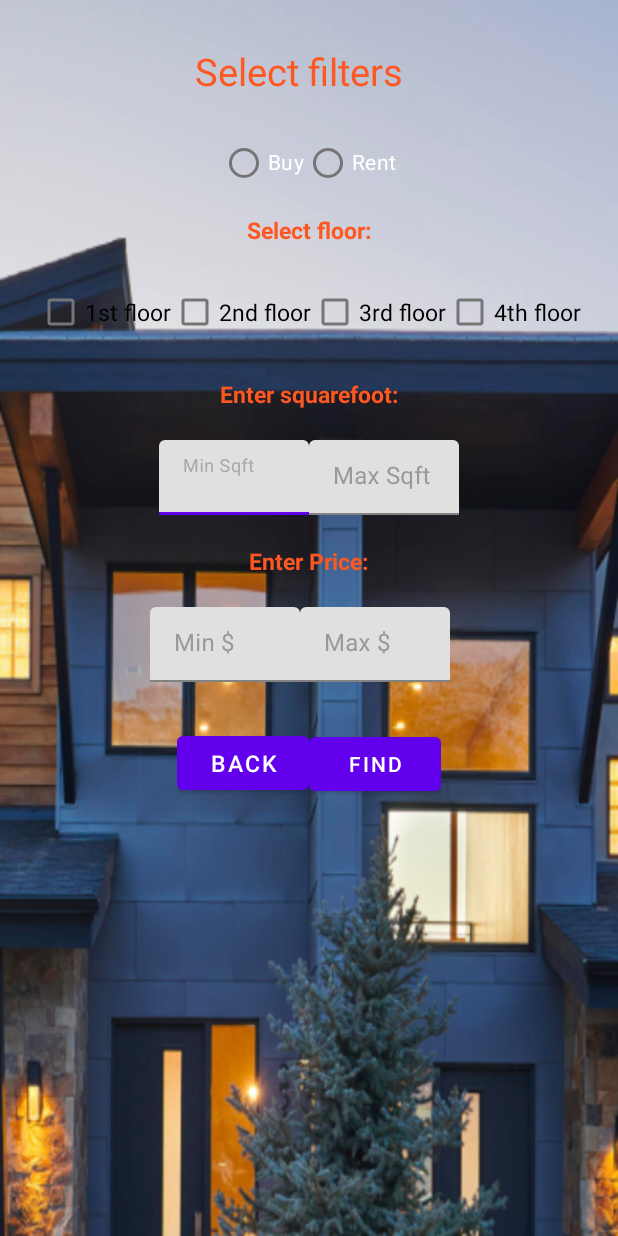
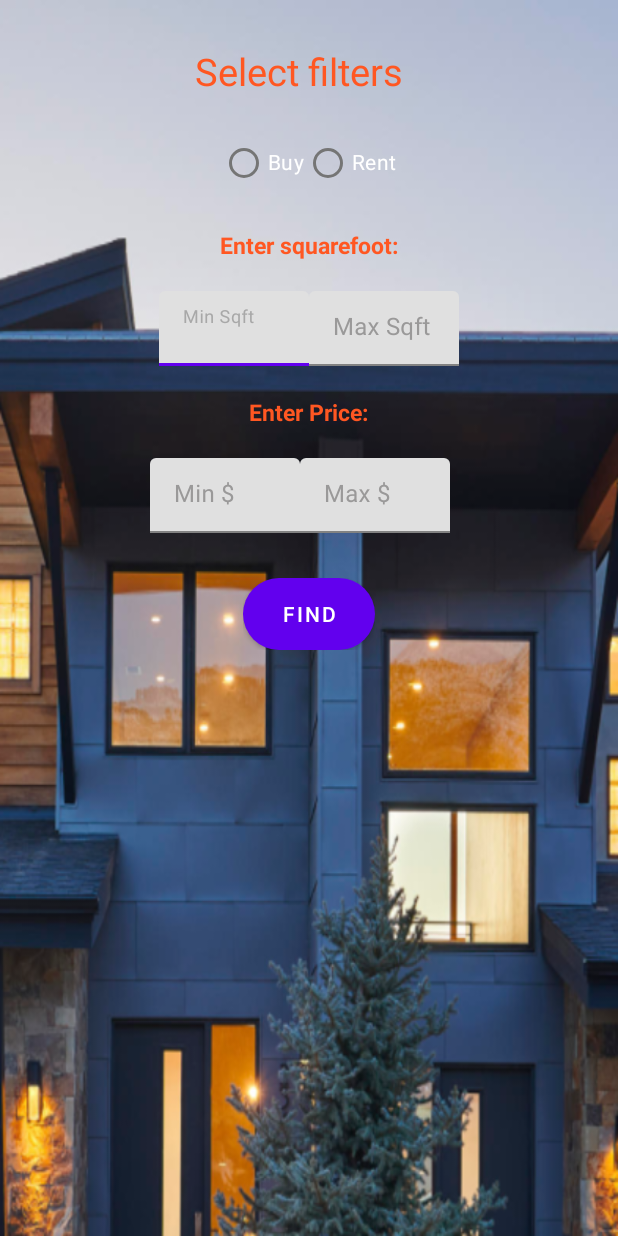
Before and after one commit to ChristosTzikos/RealEstate_FrontEnd, an Android app: the layout fragment_filter.xml on its own in the app's theme, with its tools: preview values and no code run, on a phone screen of 412 x 824 dp. Run offline under Robolectric (Android 15) with nearby library versions, the phone set to English and light mode, and no system bars.

Commit message:
change buttons and filters

```diff
--- a/app/src/main/java/com/example/real_estate/ApiInterface.kt
+++ b/app/src/main/java/com/example/real_estate/ApiInterface.kt
@@ -15,7 +15,7 @@ interface ApiInterface {
         @Query("minPrice") minPrice: Int,
         @Query("maxPrice") maxPrice: Int,
         @Query("sqMin") minArea: Int,
-        @Query("sqMax") maxArea: Int
+        @Query("sqMax") maxArea: Int,
 
     )
             : Call<Test>
--- a/app/src/main/java/com/example/real_estate/FirstFragment.kt
+++ b/app/src/main/java/com/example/real_estate/FirstFragment.kt
@@ -22,6 +22,7 @@ class FirstFragment : Fragment(R.layout.fragment_first), AdapterView.OnItemSelec
     private val binding get() = _binding!!
 
     private var city = ""
+
 
     private var maxArea: String = "500"
     private var minArea: String = "1"
@@ -49,7 +50,7 @@ class FirstFragment : Fragment(R.layout.fragment_first), AdapterView.OnItemSelec
             Log.d("this is a test", strarray.toString())
             val thodoris = strarray[2]
             Log.d("this is an array test", thodoris)
-            findNavController().navigate(FirstFragmentDirections.actionFirstFragmentToSecondFragment("", "", "", "", "", "", strarray[0], strarray[1], strarray[2], strarray[3]))
+            findNavController().navigate(FirstFragmentDirections.actionFirstFragmentToSecondFragment("","", "", "", "", "", strarray[0], strarray[1], strarray[2], strarray[3]))
         }
 
         //fragment to chatbot activity navigation
@@ -82,7 +83,7 @@ class FirstFragment : Fragment(R.layout.fragment_first), AdapterView.OnItemSelec
 
 
 
-            findNavController().navigate(FirstFragmentDirections.actionFirstFragmentToSecondFragment(buyOrRent, city, minRent, maxRent, maxArea,minArea, "","","",""))
+            findNavController().navigate(FirstFragmentDirections.actionFirstFragmentToSecondFragment(buyOrRent, city, minRent, maxRent, maxArea,minArea, "","","","",))
         }
 
         binding.btnLoginFragment.setOnClickListener {
--- a/app/src/main/java/com/example/real_estate/Test.kt
+++ b/app/src/main/java/com/example/real_estate/Test.kt
@@ -48,8 +48,6 @@ data class Product2(
     val price: Int?,
     @SerializedName("Region")
     val region: String?,
-    @SerializedName("Roof")
-    val roof: Int?,
     @SerializedName("request")
     val request: Request2
 )
--- a/app/src/main/java/com/example/real_estate/adapters/ChatAdapter.kt
+++ b/app/src/main/java/com/example/real_estate/adapters/ChatAdapter.kt
@@ -39,7 +39,7 @@ class ChatAdapter(private var activity: Activity, private var messageList: List<
         //val url = item.message
         binding.resbtn.visibility = View.VISIBLE
         binding.messageReceive.visibility = View.GONE
-        binding.messageSend.visibility = View.VISIBLE
+        binding.messageSend.visibility = View.GONE
 
 
       } else if(item.isReceived){
--- /dev/null
+++ b/app/src/main/res/drawable/custombuttons.xml
@@ -0,0 +1,7 @@
+<?xml version="1.0" encoding="utf-8"?>
+<shape xmlns:android="http://schemas.android.com/apk/res/android" android:shape="rectangle">
+
+    <gradient android:startColor="#2AF598" android:endColor="#5A1CBF" android:type="linear"/>
+    <corners android:radius="50dp" />
+
+</shape>
--- /dev/null
+++ b/app/src/main/res/drawable/ic_baseline_textsms_24.xml
@@ -0,0 +1,5 @@
+<vector android:height="80dp" android:tint="#A352D2"
+    android:viewportHeight="24" android:viewportWidth="24"
+    android:width="80dp" xmlns:android="http://schemas.android.com/apk/res/android">
+    <path android:fillColor="@android:color/white" android:pathData="M20,2L4,2c-1.1,0 -1.99,0.9 -1.99,2L2,22l4,-4h14c1.1,0 2,-0.9 2,-2L22,4c0,-1.1 -0.9,-2 -2,-2zM9,11L7,11L7,9h2v2zM13,11h-2L11,9h2v2zM17,11h-2L15,9h2v2z"/>
+</vector>
--- a/app/src/main/res/layout/adapter_message_one.xml
+++ b/app/src/main/res/layout/adapter_message_one.xml
@@ -38,6 +38,7 @@
       android:layout_width="match_parent"
       android:layout_height="wrap_content"
       android:padding="5dp"
+      android:text="ΑΠΟΤΕΛΕΣΜΑΤΑ"
       android:minHeight="50dp"
       android:textColor="@android:color/black"
       android:layout_marginBottom="5dp"
--- a/app/src/main/res/layout/fragment_detail.xml
+++ b/app/src/main/res/layout/fragment_detail.xml
@@ -117,6 +117,7 @@
             android:layout_height="wrap_content"
             android:layout_gravity="center"
             android:layout_marginTop="10dp"
+            android:background="@drawable/custombuttons"
             android:text="Contact"/>
         <Button
             android:id="@+id/btn_back"
@@ -124,6 +125,7 @@
             android:layout_height="wrap_content"
             android:layout_gravity="center"
             android:layout_marginTop="10dp"
+            android:background="@drawable/custombuttons"
             android:text="Back"/>
 
     </LinearLayout>
--- a/app/src/main/res/layout/fragment_filter.xml
+++ b/app/src/main/res/layout/fragment_filter.xml
@@ -59,57 +59,7 @@
         </RadioGroup>
 
 
-        <TextView
-            android:layout_width="wrap_content"
-            android:layout_height="wrap_content"
-            android:layout_marginTop="10dp"
-            android:text="Select floor:"
-            android:textColor="#FF5722"
-            android:textSize="15sp"
-            android:textStyle="bold"
-            android:layout_gravity="center"
-            />
 
-
-        <LinearLayout
-            android:layout_width="wrap_content"
-            android:layout_height="wrap_content"
-            android:orientation="horizontal"
-            android:layout_gravity="center"
-            android:layout_marginTop="20dp"
-            >
-
-
-            <CheckBox
-                android:id="@+id/checkBox"
-                android:layout_width="wrap_content"
-                android:layout_height="wrap_content"
-
-                android:text="1st floor"
-                android:textSize="15sp" />
-
-            <CheckBox
-                android:id="@+id/checkBox2"
-                android:layout_width="wrap_content"
-                android:layout_height="wrap_content"
-                android:text="2nd floor"
-                android:textSize="15sp" />
-
-            <CheckBox
-                android:id="@+id/checkBox3"
-                android:layout_width="wrap_content"
-                android:layout_height="wrap_content"
-
-                android:text="3rd floor"
-                android:textSize="15sp"/>
-
-            <CheckBox
-                android:id="@+id/checkBox4"
-                android:layout_width="wrap_content"
-                android:layout_height="wrap_content"
-                android:text="4th floor"
-                android:textSize="15sp"/>
-        </LinearLayout>
 
 
         <TextView
@@ -251,18 +201,13 @@
             >
 
 
-            <Button
-                android:id="@+id/btn_back"
-                android:layout_width="wrap_content"
-                android:layout_height="wrap_content"
-                android:text="Back"
-                android:textSize="15sp"
-                />
+
 
             <Button
                 android:id="@+id/btn_find_last"
                 android:layout_width="wrap_content"
                 android:layout_height="wrap_content"
+                android:background="@drawable/custombuttons"
                 android:text="Find" />
 
 
--- a/app/src/main/res/layout/fragment_login.xml
+++ b/app/src/main/res/layout/fragment_login.xml
@@ -79,6 +79,7 @@
                 android:text="@string/login"
                 android:layout_alignParentEnd="true"
                 android:backgroundTint="@color/purple_200"
+                android:background="@drawable/custombuttons"
                 android:layout_marginEnd="40dp"/>
 
             <com.google.android.material.button.MaterialButton
@@ -92,6 +93,7 @@
                 android:layout_toLeftOf="@id/btn_login"
                 android:layout_marginEnd="40dp"/>
 
+
         </RelativeLayout>
 
     </LinearLayout>
--- a/app/src/main/res/layout/fragment_register.xml
+++ b/app/src/main/res/layout/fragment_register.xml
@@ -107,6 +107,7 @@
                 android:text="Register"
                 android:layout_toStartOf="@id/btn_login_reg"
                 android:backgroundTint="@color/purple_200"
+                android:background="@drawable/custombuttons"
 
                 android:layout_marginEnd="40dp"/>
 
```
Also changed, not shown: app/src/main/java/com/example/real_estate/FilterFragment.kt (+19 -8 lines), app/src/main/java/com/example/real_estate/SecondFragment.kt (+8 -5 lines), app/src/main/res/drawable/button_chat.xml (added, +7 -0 lines), app/src/main/res/layout/fragment_first.xml (+12 -12 lines), app/src/main/res/layout/fragment_second.xml (+7 -14 lines), app/src/main/res/navigation/test_nav.xml (+9 -3 lines), app/src/main/res/values/arrays.xml (+9 -0 lines), 1 other file.
